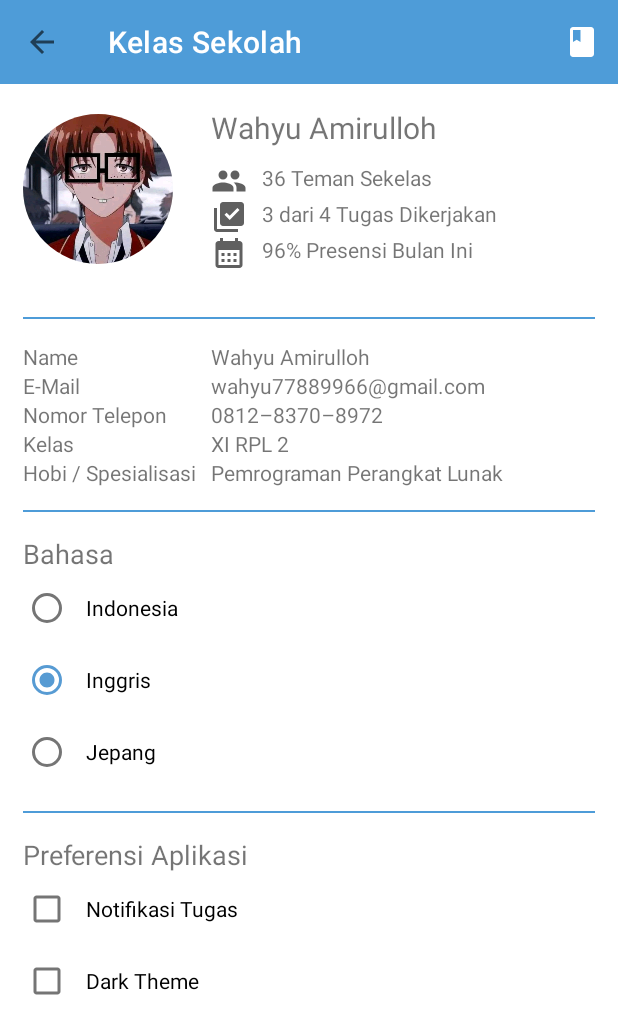
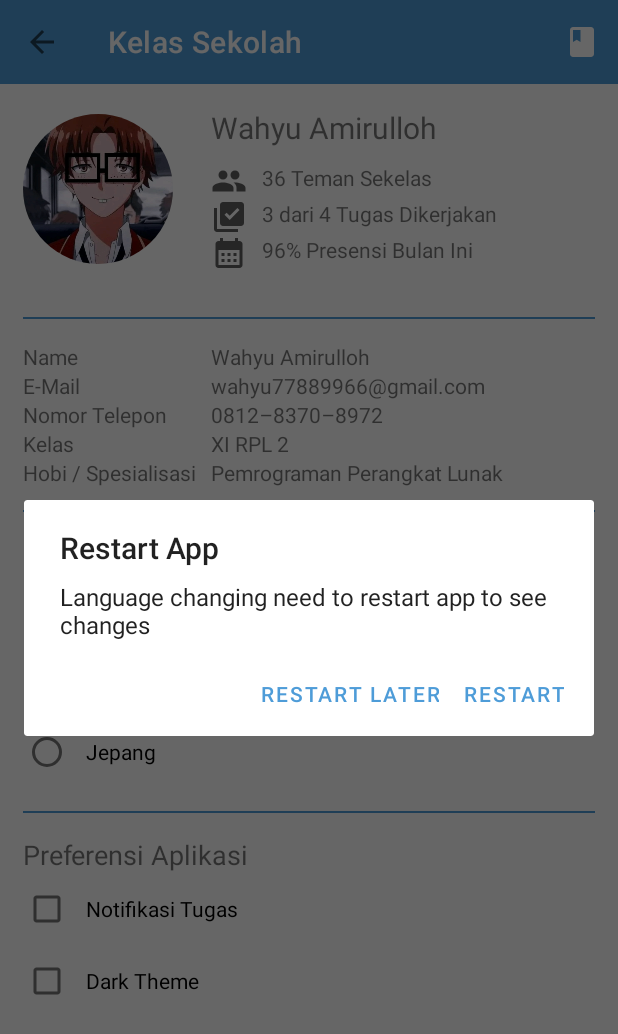
Before and after one commit to amirudev/androidk-kelassekolah, an Android app: the UserProfile screen opened directly, with no data from a screen before it, after a tap on "Inggris", on a phone screen of 412 x 824 dp. Shown: the top 1034 px of the screen. Run offline under Robolectric (Android 15) with nearby library versions, the phone set to English and light mode, and no system bars; our stand-ins replace CircleImageView; 2 other taps on this screen came first.

Commit message:
Final Review 2

```diff
--- a/app/src/main/java/com/dicoding/kelassekolah/LanguageSharedPref.kt
+++ b/app/src/main/java/com/dicoding/kelassekolah/LanguageSharedPref.kt
@@ -5,12 +5,12 @@ import android.content.Context
 import android.content.SharedPreferences
 import android.util.Log
 
-class LanguageSharedPref(activity: Activity) {
-    val sharedPref: SharedPreferences = activity.getPreferences(Context.MODE_PRIVATE)
+class LanguageSharedPref(context: Context) {
     val prefName: String = "com.dicoding.kelassekolah.languagepref"
+    val sharedPref: SharedPreferences = context.getSharedPreferences(prefName, Context.MODE_PRIVATE)
 
     fun getLanguage(): String {
-        return sharedPref.getString(prefName, "in") ?: "in"
+        return sharedPref.getString(prefName, "en")!!
     }
 
     fun setLanguage(langCode: String) {
--- a/app/src/main/java/com/dicoding/kelassekolah/UserProfile.kt
+++ b/app/src/main/java/com/dicoding/kelassekolah/UserProfile.kt
@@ -1,5 +1,6 @@
 package com.dicoding.kelassekolah
 
+import android.content.DialogInterface
 import android.content.Intent
 import android.content.res.Configuration
 import android.os.Build
@@ -12,6 +13,7 @@ import android.widget.CheckBox
 import android.widget.RadioButton
 import android.widget.RadioGroup
 import android.widget.Toast
+import androidx.appcompat.app.AlertDialog
 import androidx.appcompat.app.AppCompatActivity
 import androidx.appcompat.app.AppCompatDelegate
 import androidx.appcompat.widget.Toolbar
@@ -28,10 +30,11 @@ class UserProfile : AppCompatActivity(), View.OnClickListener {
     override fun onCreate(savedInstanceState: Bundle?) {
         super.onCreate(savedInstanceState)
 
-        languageSharedPref = LanguageSharedPref(this)
+        languageSharedPref = LanguageSharedPref(applicationContext)
         appLanguageCode = languageSharedPref.getLanguage()
         setAppLanguage(appLanguageCode)
 
+        createApp()
         radioCheckOnLanguage(appLanguageCode)
 
         checkBoxTaskNotification = findViewById(R.id.cb_task_notification)
@@ -105,32 +108,41 @@ class UserProfile : AppCompatActivity(), View.OnClickListener {
 
     fun onRadioLanguageOptionsClicked(view: View) {
         if (view is RadioButton) {
-            val checked: Boolean = view.isChecked
+            val langCode: String = when (view.id) {
+                R.id.r_indonesian -> "in"
+                R.id.r_english -> "en"
+                R.id.r_japanese -> "ja"
+                else -> "en"
+            }
 
-            when (view.id) {
-                R.id.r_indonesian -> {
-                    if (checked) {
-                        setAppLanguage("in")
+            setAppLanguage(langCode)
+            languageSharedPref.setLanguage(langCode)
+            createApp()
+            radioCheckOnLanguage(langCode)
 
-                        languageSharedPref.setLanguage("in")
-                    }
-                }
-                R.id.r_english -> {
-                    if (checked) {
-                        setAppLanguage("en")
+            dialogConfirmRestartAppOnLanguageChanged()
+        }
+    }
 
-                        languageSharedPref.setLanguage("en")
-                    }
-                }
-                R.id.r_japanese -> {
-                    if (checked) {
-                        setAppLanguage("ja")
+    private fun dialogConfirmRestartAppOnLanguageChanged() {
+        AlertDialog.Builder(this)
+            .setTitle(getString(R.string.restart_app))
+            .setMessage(getString(R.string.language_changing_need_to_restart_app))
 
-                        languageSharedPref.setLanguage("ja")
-                    }
-                }
+            .setPositiveButton(getString(R.string.restart)) {
+                dialog, which ->
+                    Toast.makeText(this, getString(R.string.restarting_app), Toast.LENGTH_SHORT).show()
+                startActivity(
+                    Intent(applicationContext, MainActivity::class.java)
+                )
+                System.exit(0)
             }
-        }
+
+            .setNegativeButton(getString(R.string.restart_later)) {
+                dialog, which -> Toast.makeText(this, getString(R.string.this_app_need_restart), Toast.LENGTH_SHORT).show()
+            }
+
+            .show()
     }
 
     private fun setAppLanguage(langCode: String) {
@@ -150,10 +162,6 @@ class UserProfile : AppCompatActivity(), View.OnClickListener {
         }
 
         resources.updateConfiguration(config, resources.displayMetrics)
-
-        createApp()
-
-        radioCheckOnLanguage(langCode)
     }
 
     private fun radioCheckOnLanguage(langCode: String) {
--- a/app/src/main/res/layout/activity_student_task.xml
+++ b/app/src/main/res/layout/activity_student_task.xml
@@ -76,6 +76,7 @@
                             android:layout_height="wrap_content"
                             android:orientation="horizontal"
                             android:gravity="end"
+                            android:layout_gravity="center_vertical"
                             android:layout_marginTop="7dp">
 
                             <Button
--- a/app/src/main/res/values-night/strings.xml
+++ b/app/src/main/res/values-night/strings.xml
@@ -66,4 +66,10 @@
     <string name="item_image_on_list_mode_gallery">Item Image on List Mode Gallery</string>
     <string name="profile">Profile</string>
     <string name="dark_theme">Dark Theme</string>
+    <string name="restart_app">Restart App</string>
+    <string name="language_changing_need_to_restart_app">Language changing need to restart app to see changes</string>
+    <string name="restart">Restart</string>
+    <string name="restarting_app">Restarting App</string>
+    <string name="restart_later">Restart Later</string>
+    <string name="this_app_need_restart">This app need restart to be fully changed</string>
 </resources>
--- a/app/src/main/res/values/strings.xml
+++ b/app/src/main/res/values/strings.xml
@@ -66,4 +66,10 @@
     <string name="item_image_on_list_mode_gallery">Item Image on List Mode Gallery</string>
     <string name="profile">Profile</string>
     <string name="dark_theme">Dark Theme</string>
+    <string name="restart_app">Restart App</string>
+    <string name="language_changing_need_to_restart_app">Language changing need to restart app to see changes</string>
+    <string name="restart">Restart</string>
+    <string name="restarting_app">Restarting App</string>
+    <string name="restart_later">Restart Later</string>
+    <string name="this_app_need_restart">This app need restart to be fully changed</string>
 </resources>
```
Also changed, not shown: app/src/main/java/com/dicoding/kelassekolah/MainActivity.kt (+40 -3 lines), app/src/main/res/layout/item_comment_gallery.xml (+4 -4 lines), 3 other files.
